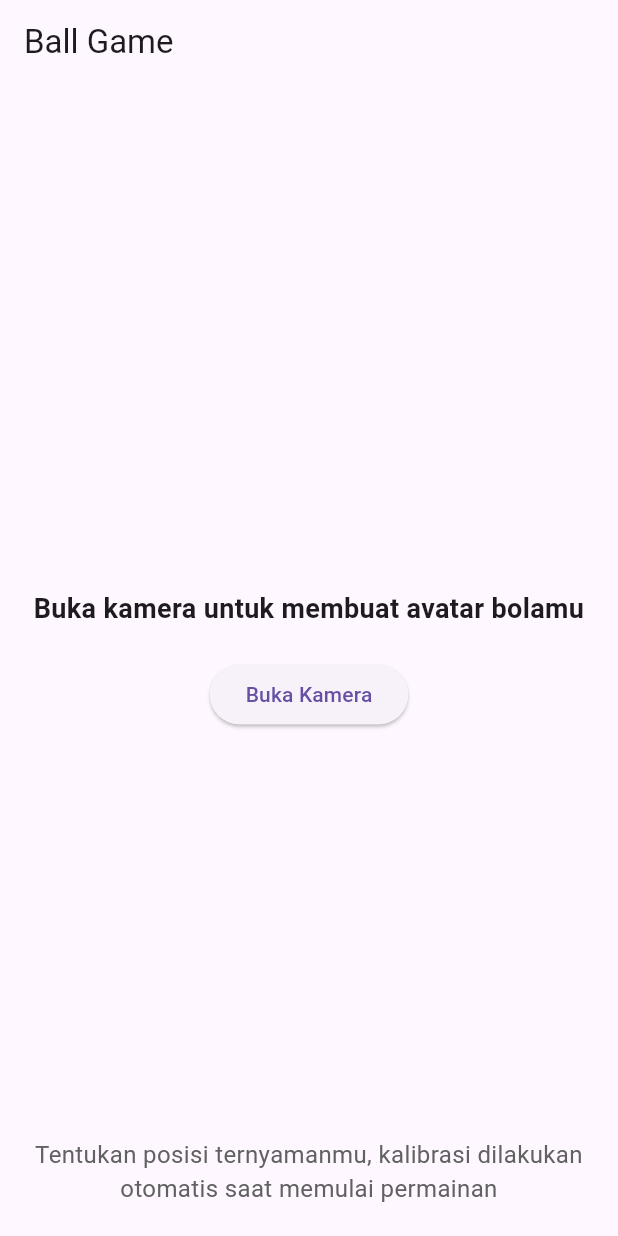
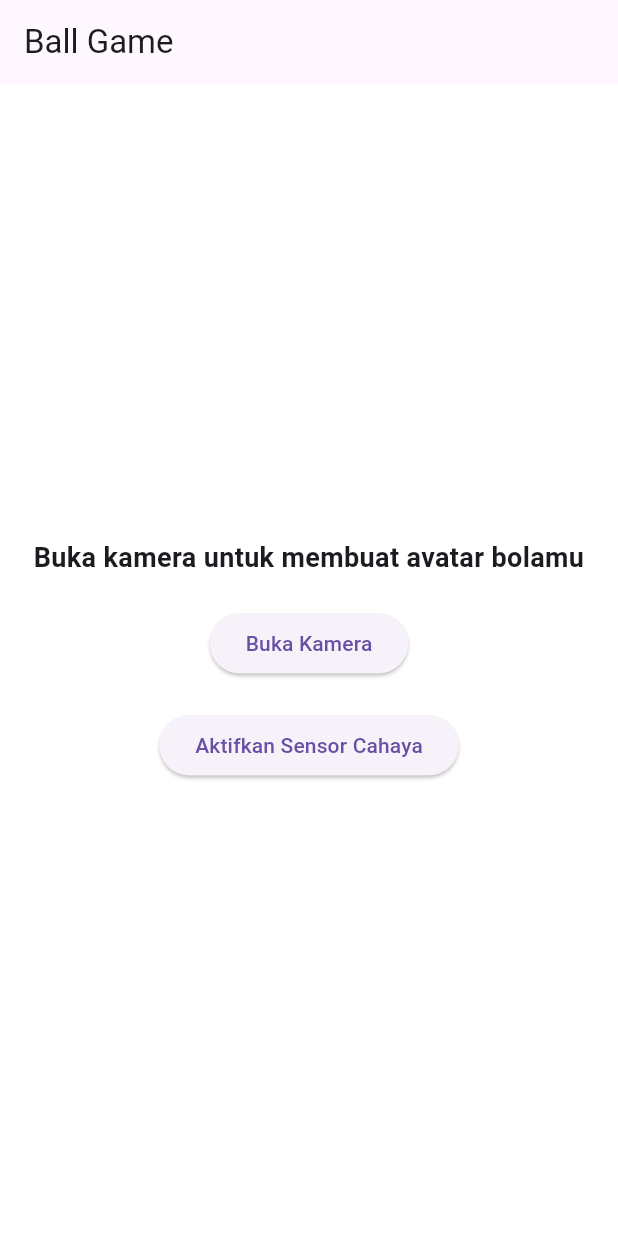
Before and after one commit to Syawalridho/grand-ball-auto, a Flutter app: the screen it shows after launch, on a phone screen of 412 x 824 dp. Run offline on Flutter 3.47's test engine with Material 3 defaults, Android fonts, the light colour scheme and no system bars; our stand-ins replace image_picker, sensors_plus; missing offline and left inert: flame, light.

Commit message:
Semua sensor bekerja

```diff
--- a/lib/ball_game.dart
+++ b/lib/ball_game.dart
@@ -3,11 +3,14 @@ import 'package:flame/game.dart';
 import 'package:sensors_plus/sensors_plus.dart';
 import 'dart:async';
 import 'dart:io';
+import 'dart:ui';
 import 'ball_component.dart';
+import 'light_sensor.dart';
 
 class BallGame extends FlameGame {
   late BallComponent ball;
   late StreamSubscription<AccelerometerEvent> accelerometerSubscription;
+  late RectangleComponent background; // Komponen latar belakang
 
   final double movementFactor = 3.0;
   Vector2 currentAcceleration = Vector2.zero();
@@ -16,12 +19,20 @@ class BallGame extends FlameGame {
 
   final File? userPhoto;
   final bool startWithCalibration;
+  final LightSensor? lightSensor; // Tambahkan parameter lightSensor
 
-  BallGame({this.userPhoto, this.startWithCalibration = false});
+  BallGame({this.userPhoto, this.startWithCalibration = false, this.lightSensor});
 
   @override
   Future<void> onLoad() async {
     super.onLoad();
+
+    // Inisialisasi komponen latar belakang
+    background = RectangleComponent(
+      size: Vector2(size.x, size.y),
+      paint: Paint()..color = Color(0xFFFFFFFF), // Mulai dengan warna putih
+    );
+    add(background);
 
     // Tambahkan komponen bola ke game, dengan foto pengguna jika tersedia
     ball = BallComponent(userPhoto: userPhoto)
@@ -31,6 +42,13 @@ class BallGame extends FlameGame {
     if (startWithCalibration) {
       startCalibration(); // Mulai kalibrasi otomatis jika diperlukan
     }
+
+    // Mulai mendengarkan perubahan intensitas cahaya jika sensor diaktifkan
+    lightSensor?.startListening((luxValue) {
+      // Ubah opasitas warna latar belakang secara bertahap
+      double opacity = lightSensor!.calculateOpacity();
+      background.paint.color = Color.fromRGBO(255, 255, 255, opacity); // Gradual dari putih ke hitam
+    });
   }
 
   void startCalibration() {
@@ -66,6 +84,7 @@ class BallGame extends FlameGame {
   @override
   void onRemove() {
     accelerometerSubscription.cancel();
+    lightSensor?.stopListening(); // Hentikan pendengaran sensor cahaya
     super.onRemove();
   }
 }
--- a/lib/main.dart
+++ b/lib/main.dart
@@ -3,6 +3,7 @@ import 'package:image_picker/image_picker.dart';
 import 'dart:io';
 import 'ball_game.dart';
 import 'package:flame/game.dart';
+import 'light_sensor.dart';
 
 void main() {
   runApp(MyApp());
@@ -26,6 +27,9 @@ class MainGameScreen extends StatefulWidget {
 
 class _MainGameScreenState extends State<MainGameScreen> {
   File? _userPhoto;
+  LightSensor? _lightSensor;
+  double _luxValue = 0.0;
+  bool isLightSensorActive = false;
 
   Future<void> _takePhoto() async {
     final picker = ImagePicker();
@@ -37,6 +41,28 @@ class _MainGameScreenState extends State<MainGameScreen> {
     }
   }
 
+  void _toggleLightSensor() {
+    setState(() {
+      if (isLightSensorActive) {
+        _lightSensor?.stopListening();
+        isLightSensorActive = false;
+      } else {
+        _lightSensor = LightSensor();
+        _lightSensor?.startListening((luxValue) {
+          setState(() {
+            _luxValue = luxValue;
+          });
+        });
+        isLightSensorActive = true;
+      }
+    });
+  }
+
+  double _calculateBackgroundOpacity() {
+    if (!isLightSensorActive) return 1.0; // Default full brightness if sensor is off
+    return _luxValue > 50 ? 1.0 : 0.0; // Set opacity based on light intensity threshold
+  }
+
   void _startGame(BuildContext context) {
     if (_userPhoto != null) {
       Navigator.push(
@@ -46,6 +72,7 @@ class _MainGameScreenState extends State<MainGameScreen> {
             game: BallGame(
               userPhoto: _userPhoto,
               startWithCalibration: true,
+              lightSensor: _lightSensor, // Pass sensor to BallGame
             ),
           ),
         ),
@@ -59,6 +86,11 @@ class _MainGameScreenState extends State<MainGameScreen> {
       appBar: AppBar(title: Text("Ball Game")),
       body: Stack(
         children: [
+          // Adjust background opacity based on light sensor reading
+          Opacity(
+            opacity: _calculateBackgroundOpacity(),
+            child: Container(color: Colors.white),
+          ),
           Center(
             child: Column(
               mainAxisAlignment: MainAxisAlignment.center,
@@ -78,19 +110,20 @@ class _MainGameScreenState extends State<MainGameScreen> {
                     onPressed: () => _startGame(context),
                     child: Text("Mulai Permainan"),
                   ),
+                const SizedBox(height: 20),
+                ElevatedButton(
+                  onPressed: _toggleLightSensor,
+                  child: Text(isLightSensorActive ? "Matikan Sensor Cahaya" : "Aktifkan Sensor Cahaya"),
+                ),
+                if (isLightSensorActive)
+                  Padding(
+                    padding: const EdgeInsets.only(top: 20),
+                    child: Text(
+                      'Intensity of Light (Lux): ${_luxValue.toStringAsFixed(2)}',
+                      style: TextStyle(fontSize: 16, color: Colors.grey[700]),
+                    ),
+                  ),
               ],
-            ),
-          ),
-          Positioned(
-            bottom: 20,
-            left: 0,
-            right: 0,
-            child: Center(
-              child: Text(
-                "Tentukan posisi ternyamanmu, kalibrasi dilakukan otomatis saat memulai permainan",
-                style: TextStyle(fontSize: 16, color: Colors.grey[700]),
-                textAlign: TextAlign.center,
-              ),
             ),
           ),
         ],
--- a/pubspec.yaml
+++ b/pubspec.yaml
@@ -33,6 +33,8 @@ dependencies:
   flame: ^1.3.0
   sensors_plus: ^6.1.0
   image_picker: ^1.1.2
+  light: ^3.0.1
+  screen_brightness: ^2.0.0
   # The following adds the Cupertino Icons font to your application.
   # Use with the CupertinoIcons class for iOS style icons.
   cupertino_icons: ^1.0.8
```
Also changed, not shown: lib/light_sensor.dart (added, +37 -0 lines), pubspec.lock, 4 other files.
